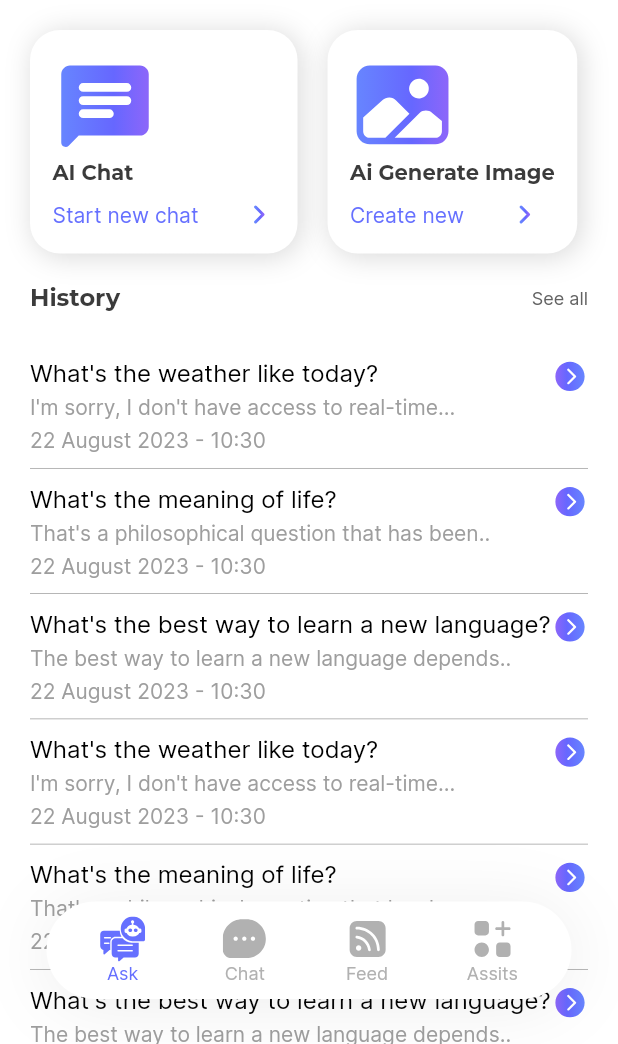
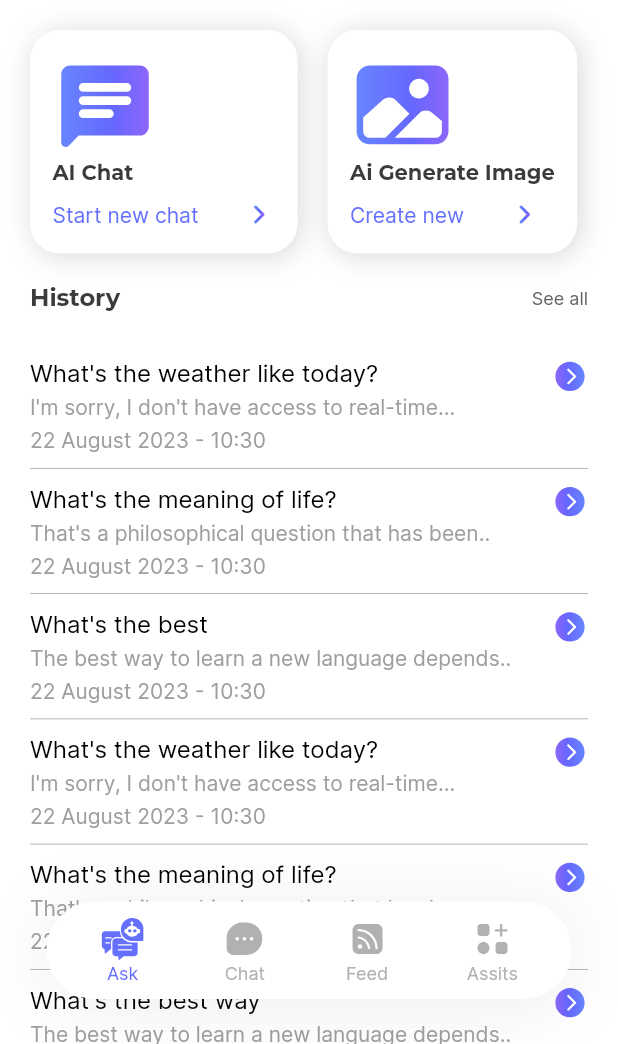
Before and after one commit to friendify-org/friendify-application, a Flutter app: the screen it shows after launch, after a tap on "Start Now", on a phone screen of 412 x 824 dp, the part 192-1236 px from its top. Run offline on Flutter 3.47's test engine with Material 2 defaults, Android fonts, the phone set to English and light mode, and no system bars; our stand-ins replace carousel_slider, flutter_svg; project files that could hold a hidden picture were left out.

```diff
--- a/lib/screens/home/tabs/ask/main.dart
+++ b/lib/screens/home/tabs/ask/main.dart
@@ -66,7 +66,7 @@ final List<History> histories = [
       createdAt: DateTime.now()),
   History(
       id: "2",
-      question: "What's the best way to learn a new language?",
+      question: "What's the best ",
       answer: "The best way to learn a new language depends..",
       createdAt: DateTime.now()),
   History(
@@ -81,7 +81,7 @@ final List<History> histories = [
       createdAt: DateTime.now()),
   History(
       id: "2",
-      question: "What's the best way to learn a new language?",
+      question: "What's the best way",
       answer: "The best way to learn a new language depends..",
       createdAt: DateTime.now()),
   History(
@@ -96,7 +96,7 @@ final List<History> histories = [
       createdAt: DateTime.now()),
   History(
       id: "2",
-      question: "What's the best way to learn a new language?",
+      question: "What's the best wa",
       answer: "The best way to learn a new language depends..",
       createdAt: DateTime.now()),
   History(
@@ -111,7 +111,7 @@ final List<History> histories = [
       createdAt: DateTime.now()),
   History(
       id: "2",
-      question: "What's the best way to learn a new language?",
+      question: "What's the best ",
       answer: "The best way to learn a new language depends..",
       createdAt: DateTime.now()),
   History(
@@ -126,7 +126,7 @@ final List<History> histories = [
       createdAt: DateTime.now()),
   History(
       id: "2",
-      question: "What's the best way to learn a new language?",
+      question: "What's the best",
       answer: "The best way to learn a new language depends..",
       createdAt: DateTime.now()),
 ];
--- a/lib/theme/color_palette.dart
+++ b/lib/theme/color_palette.dart
@@ -59,4 +59,6 @@ class ColorPalette {
 
   static const blackPrimary = Color(0xFF000000);
   static const blackSecondary50 = Color(0xFF8f8f8f);
+
+  static const redAlert = Color(0xFFDC362E);
 }
--- a/lib/theme/default_dark.dart
+++ b/lib/theme/default_dark.dart
@@ -49,4 +49,5 @@ final darkTheme = t.AppTheme(
     activeItemColor: ColorPalette.primary[0],
     backgroundColor: ColorPalette.darks[1],
   ),
+  alert: ColorPalette.redAlert
 );
--- a/lib/theme/default_light.dart
+++ b/lib/theme/default_light.dart
@@ -49,4 +49,5 @@ final lightTheme = t.AppTheme(
     activeItemColor: ColorPalette.lights[1],
     backgroundColor: ColorPalette.primaryWhite,
   ),
+  alert: ColorPalette.redAlert
 );
--- a/lib/theme/main.dart
+++ b/lib/theme/main.dart
@@ -82,6 +82,7 @@ class AppTheme {
   final InputTheme inputTheme;
   final CheckBoxTheme checkBoxTheme;
   final NavbarTheme navbarTheme;
+  final material.Color alert;
 
   const AppTheme({
     required this.primaryTextColor,
@@ -95,7 +96,8 @@ class AppTheme {
     required this.inputTheme,
     required this.checkBoxTheme,
     required this.hrefColor,
-    required this.navbarTheme
+    required this.navbarTheme,
+    required this.alert,
   });
 
   static AppTheme get theme {
--- a/lib/widgets/svg.dart
+++ b/lib/widgets/svg.dart
@@ -21,6 +21,7 @@ class SvgWidget extends StatelessWidget {
       colorFilter: ColorFilter.mode(color, BlendMode.srcIn),
       width: width,
       height: height,
+      fit: BoxFit.scaleDown
     );
   }
 }
```
Also changed, not shown: lib/screens/histories/widgets/history.dart (+67 -14 lines), lib/widgets/translation.dart (added, +77 -0 lines).
